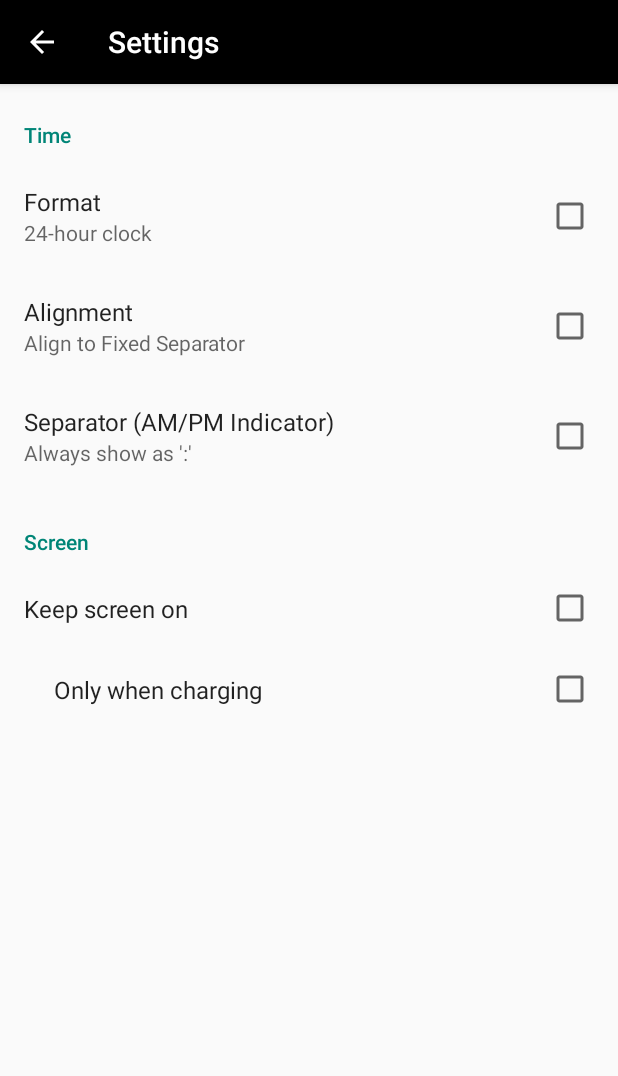
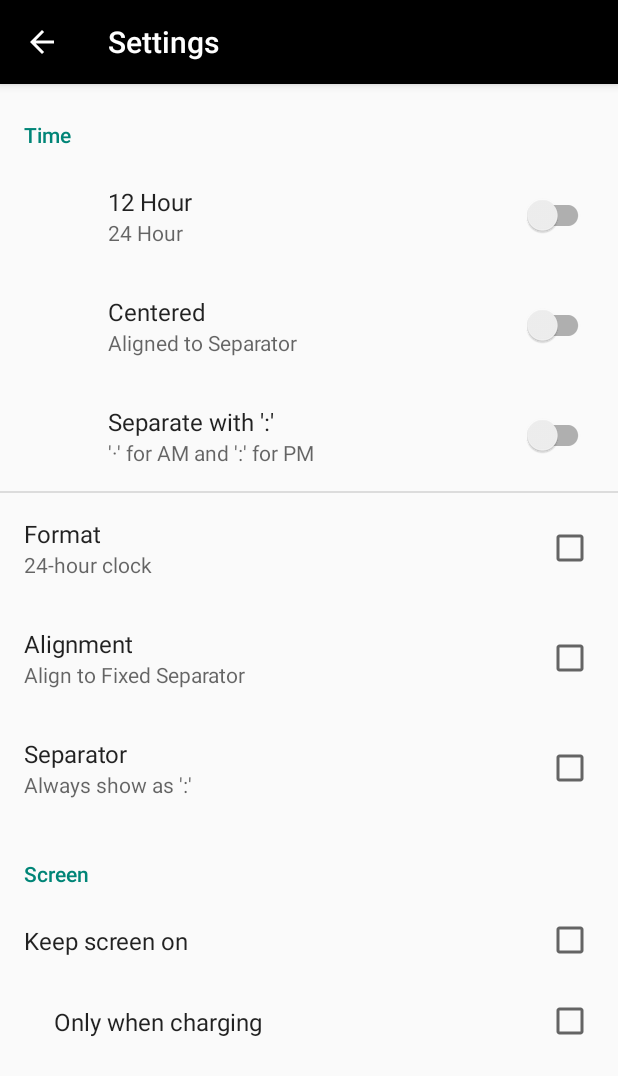
Before and after one commit to dfyockey/RomanDigital, an Android app: the SettingsActivity screen opened directly, with no data from a screen before it, on a phone screen of 412 x 824 dp. Shown: the top 1076 px of the screen. Run offline under Robolectric (Android 15) with nearby library versions, the phone set to English and light mode, and no system bars; our stand-ins replace androidx.preference.

Commit message:
Untested a/b switch custom preference widgets
- Each a/b switch uses a SwitchPreferenceCompat's title for its
  left-hand, 'a', option label and summary for its right-hand, 'b',
  option label.
- The thin_switch.xml layout is the remains of earlier testing. Note
  that the "match_parent" layout height hides anything following the
  widget to which it's applied, causing all sorts of angst unless you're
  aware of it.
- arrays.xml is a leftover from testing of ListPreferences.

```diff
--- /dev/null
+++ b/app/src/main/res/values/arrays.xml
@@ -0,0 +1,29 @@
+<?xml version="1.0" encoding="utf-8"?>
+<resources>
+    <string-array name="format_options">
+        <item>12-hour</item>
+        <item>24-hour</item>
+    </string-array>
+    <string-array name="format_values">
+        <item>12</item>
+        <item>24</item>
+    </string-array>
+
+    <string-array name="alignment_options">
+        <item>Center</item>
+        <item>Align to Fixed Separator</item>
+    </string-array>
+    <string-array name="alignment_values">
+        <item>0</item>
+        <item>1</item>
+    </string-array>
+
+    <string-array name="separator_options">
+        <item>@string/ampm_off</item>
+        <item>@string/ampm_on</item>
+    </string-array>
+    <string-array name="separator_values">
+        <item>0</item>
+        <item>1</item>
+    </string-array>
+</resources>
--- a/app/src/main/res/values/strings.xml
+++ b/app/src/main/res/values/strings.xml
@@ -12,7 +12,7 @@
     <string name="alignment_off">Align to Fixed Separator</string>
     <string name="alignment_on">Center</string>
 
-    <string name="ampm_title">Separator (AM/PM Indicator)</string>
+    <string name="ampm_title">Separator</string>
     <string name="ampm_off">Always show as \':\'</string>
     <string name="ampm_on">Show as \'·\' for AM and \':\' for PM</string>
 
--- a/app/src/main/res/xml/app_preferences.xml
+++ b/app/src/main/res/xml/app_preferences.xml
@@ -1,9 +1,83 @@
 <PreferenceScreen xmlns:android="http://schemas.android.com/apk/res/android"
     xmlns:app="http://schemas.android.com/apk/res-auto">
 
+    <!--
     <PreferenceCategory
         android:title="Time"
         app:iconSpaceReserved="false">
+            <Preference
+                android:key="single_line_title"
+                android:title="@string/format_title"
+                app:allowDividerBelow="false"
+                app:iconSpaceReserved="false"
+                app:singleLineTitle="true" />
+            <SwitchPreference
+                android:layout_width="wrap_content"
+                android:layout_height="wrap_content"
+                android:defaultValue="false"
+                android:summary="12 hour"
+                app:layout="@layout/thin_switch" />
+            <SwitchPreference
+                android:layout_width="wrap_content"
+                android:layout_height="wrap_content"
+                android:defaultValue="false"
+                app:summary="24 hour"
+                app:layout="@layout/thin_switch" />
+    </PreferenceCategory>
+    -->
+
+<!--
+        <ListPreference
+            android:key="list_format"
+            android:layout_width="wrap_content"
+            android:layout_height="wrap_content"
+            android:defaultValue="12"
+            android:title="Format..."
+            android:entries="@array/format_options"
+            android:entryValues="@array/format_values"
+            android:persistent="false"
+            app:useSimpleSummaryProvider="true"
+            app:iconSpaceReserved="false" />
+
+        <ListPreference
+            android:key="list_alignment"
+            android:layout_width="wrap_content"
+            android:layout_height="wrap_content"
+            android:defaultValue="0"
+            android:title="Alignment..."
+            android:entries="@array/alignment_options"
+            android:entryValues="@array/alignment_values"
+            android:persistent="false"
+            app:useSimpleSummaryProvider="true"
+            app:iconSpaceReserved="false" />
+
+        <ListPreference
+            android:key="list_separator"
+            android:layout_width="wrap_content"
+            android:layout_height="wrap_content"
+            android:defaultValue="0"
+            android:title="@string/ampm_title"
+            android:entries="@array/separator_options"
+            android:entryValues="@array/separator_values"
+            android:persistent="false"
+            app:useSimpleSummaryProvider="true"
+            app:iconSpaceReserved="false" />
+-->
+    <PreferenceCategory
+        android:title="Time"
+        app:iconSpaceReserved="false">
+        <SwitchPreferenceCompat android:layout="@layout/dual_choice_switch_layout"
+            android:title="12 Hour"
+            android:summary="24 Hour" />
+        <SwitchPreferenceCompat android:layout="@layout/dual_choice_switch_layout"
+            android:title="Centered"
+            android:summary="Aligned to Separator" />
+        <SwitchPreferenceCompat android:layout="@layout/dual_choice_switch_layout"
+            android:title="Separate with ':'"
+            android:summary="\'·\' for AM and \':\' for PM" />
+    </PreferenceCategory>
+
+    <PreferenceCategory>
         <CheckBoxPreference
             android:defaultValue="false"
             android:key="chkbox_format"
```
Also changed, not shown: app/src/main/res/layout/dual_choice_switch_layout.xml (added, +43 -0 lines), app/src/main/res/layout/thin_switch.xml (added, +30 -0 lines).
